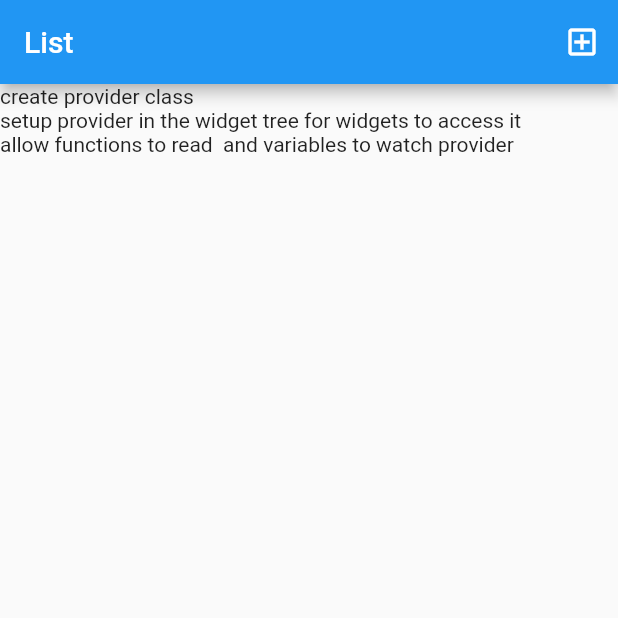
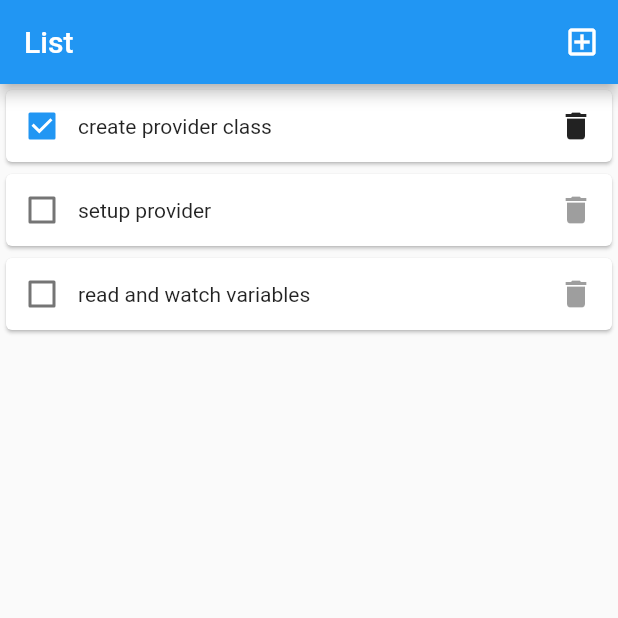
Before and after one commit to amaghrabi7/flutter_task_provider, a Flutter app: the screen it shows after launch, on a phone screen of 412 x 824 dp, the top half of it. Run offline on Flutter 3.47's test engine with Material 2 defaults, Android fonts, the phone set to English and light mode, and no system bars; our stand-ins replace go_router.

Commit message:
finished task

```diff
--- /dev/null
+++ b/lib/models/task_model.dart
@@ -0,0 +1,6 @@
+class TaskModel {
+  String text;
+  bool isComplete;
+
+  TaskModel({required this.text, required this.isComplete});
+}
--- a/lib/pages/list_page.dart
+++ b/lib/pages/list_page.dart
@@ -18,8 +18,27 @@ class ListPage extends StatelessWidget {
       ]),
       body: ListView.builder(
         itemCount: context.watch<TaskProvider>().tasks.length,
-        itemBuilder: (context, index) =>
-            Text(context.watch<TaskProvider>().tasks[index]),
+        itemBuilder: (context, index) => Card(
+          child: Row(
+            children: [
+              Checkbox(
+                  value: context.watch<TaskProvider>().tasks[index].isComplete,
+                  onChanged: (value) {
+                    context.read<TaskProvider>().changeTaskStutsByIndex(index);
+                  }),
+              Text(context.watch<TaskProvider>().tasks[index].text),
+              Spacer(),
+              IconButton(
+                onPressed: context.watch<TaskProvider>().tasks[index].isComplete
+                    ? () {
+                        context.read<TaskProvider>().deleteTask(index);
+                      }
+                    : null,
+                icon: Icon(Icons.delete),
+              ),
+            ],
+          ),
+        ),
       ),
     );
   }
--- a/lib/providers/task_provider.dart
+++ b/lib/providers/task_provider.dart
@@ -1,14 +1,26 @@
 import 'package:flutter/material.dart';
+import 'package:task_provider/models/task_model.dart';
 
 class TaskProvider extends ChangeNotifier {
-  List<String> tasks = [
-    'create provider class',
-    'setup provider in the widget tree for widgets to access it',
-    'allow functions to read  and variables to watch provider '
+  List<TaskModel> tasks = [
+    TaskModel(text: 'create provider class', isComplete: true),
+    TaskModel(text: 'setup provider', isComplete: false),
+    TaskModel(text: 'read and watch variables', isComplete: false),
   ];
 
   void addTask(String task) {
-    tasks.add(task);
+    TaskModel model = TaskModel(text: task, isComplete: false);
+    tasks.add(model);
+    notifyListeners();
+  }
+
+  void changeTaskStutsByIndex(int index) {
+    tasks[index].isComplete = !tasks[index].isComplete;
+    notifyListeners();
+  }
+
+  void deleteTask(int index) {
+    tasks.removeAt(index);
     notifyListeners();
   }
 }
```
